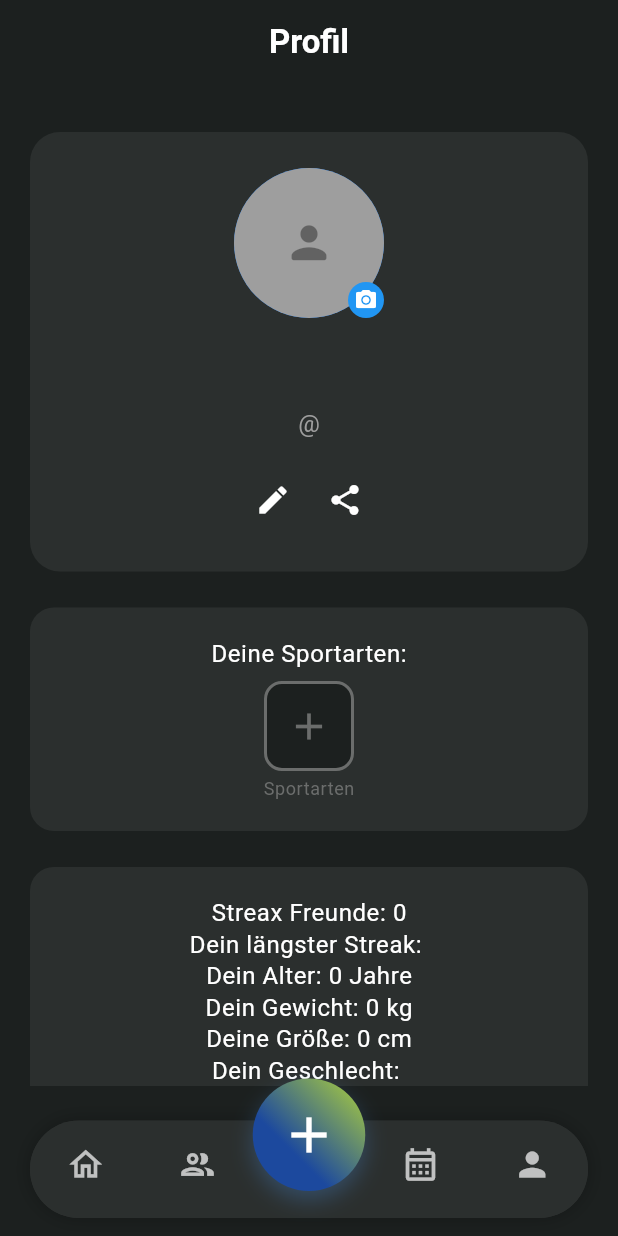
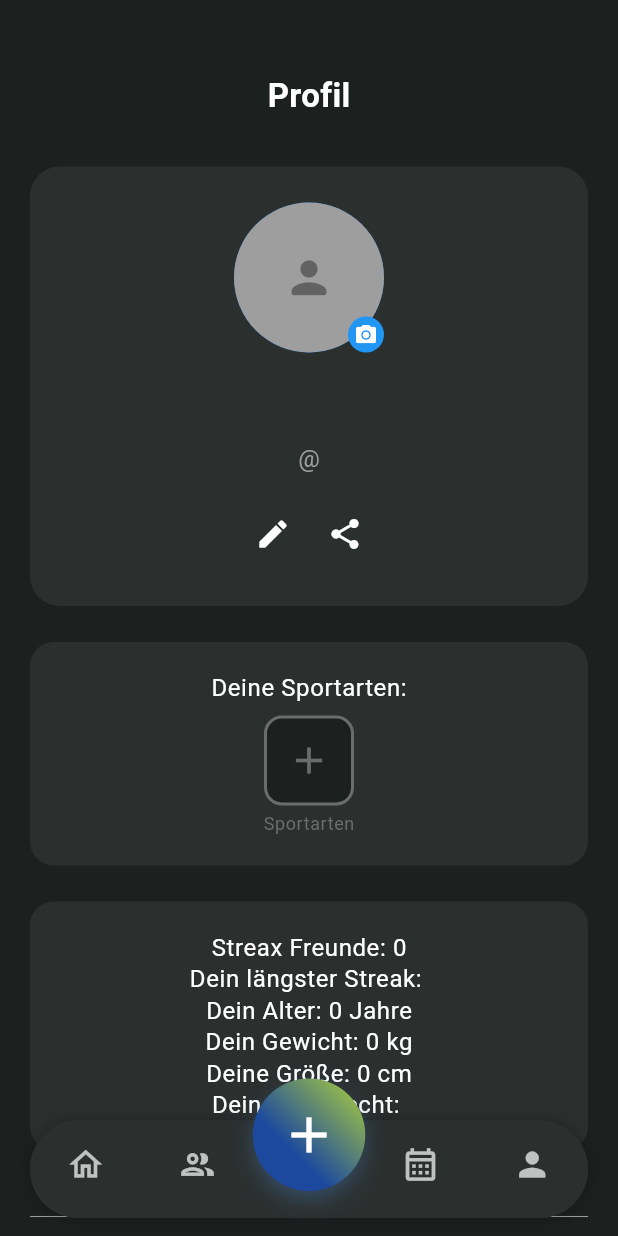
Before and after one commit to kenankusu/streax, a Flutter app: the screen it shows once a user with an empty profile is signed in, item 5 of the bottom bar chosen, on a phone screen of 412 x 824 dp. Run offline on Flutter 3.47's test engine with Material 3 defaults, Android fonts, the phone set to English and light mode, and no system bars; our stand-ins replace cloud_firestore, firebase_auth, firebase_core, firebase_storage, image_picker, smooth_page_indicator and 1 more; accounts and stored records are empty.

Commit message:
Navigationbar wieder überall zur floating Navigationbar gemacht

```diff
--- a/lib/screens/Profile/profile.dart
+++ b/lib/screens/Profile/profile.dart
@@ -57,33 +57,11 @@ class _ProfilState extends State<Profil> {
 
     return Scaffold(
       backgroundColor: Theme.of(context).colorScheme.surface,
-      appBar: AppBar(
-        automaticallyImplyLeading: false,
-        backgroundColor: Colors.transparent,
-        elevation: 0,
-        centerTitle: true,
-        title: const Text(
-          'Profil',
-          style: TextStyle(
-            color: Colors.white,
-            fontWeight: FontWeight.bold,
-            fontSize: 22,
-          ),
-          textAlign: TextAlign.center,
-        ),
-        iconTheme: const IconThemeData(color: Colors.white),
-        flexibleSpace: Container(),
-        scrolledUnderElevation: 0,
-        surfaceTintColor: Colors.transparent,
-        shadowColor: Colors.transparent,
-      ),
       body: Stack(
         children: [
-          Positioned(
-            top: 0,
-            left: 0,
-            right: 0,
-            bottom: 100,
+          // Hauptinhalt - füllt den ganzen Bildschirm
+          SingleChildScrollView(
+            padding: const EdgeInsets.fromLTRB(20, 48, 20, 100), // Top padding für Status Bar, Bottom für Navigation
             child: StreamBuilder<DocumentSnapshot>(
               stream: DatabaseService(uid: user.uid).userData,
               builder: (context, snapshot) {
@@ -97,11 +75,22 @@ class _ProfilState extends State<Profil> {
 
                 var userData = snapshot.data!.data() as Map<String, dynamic>;
 
-                return SingleChildScrollView(
-                  padding: const EdgeInsets.symmetric(horizontal: 20, vertical: 32),
-                  child: Column(
+                return Column(
                   crossAxisAlignment: CrossAxisAlignment.center,
                   children: [
+                    // Titel
+                    Padding(
+                      padding: const EdgeInsets.only(bottom: 32),
+                      child: Text(
+                        'Profil',
+                        style: TextStyle(
+                          color: Colors.white,
+                          fontWeight: FontWeight.bold,
+                          fontSize: 22,
+                        ),
+                      ),
+                    ),
+
                     // Profil Header (Avatar, Name, Edit/Share buttons)
                     Padding(
                       padding: const EdgeInsets.only(bottom: 24),
@@ -151,15 +140,12 @@ class _ProfilState extends State<Profil> {
                       padding: const EdgeInsets.symmetric(vertical: 12.0),
                       child: _buildBottomActions(context, user.uid),
                     ),
-
-                      // Extra Abstand für die Navigation Bar
-                      const SizedBox(height: 40),
                   ],
-                  ),
                 );
               },
             ),
           ),
+
           // Navigation Bar
           const Positioned(
             bottom: 0,
```
Also changed, not shown: lib/screens/Friends/feed.dart (+13 -3 lines), lib/screens/Home/homepage.dart (+9 -3 lines). Lines whose indentation alone changed are shown as unchanged.
